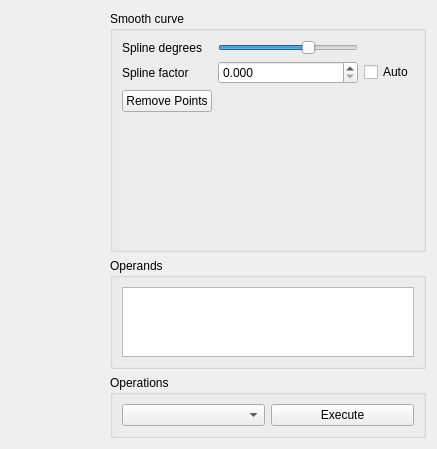
GuLinux/PySpectrum, file plots_math.ui: the form before one commit.
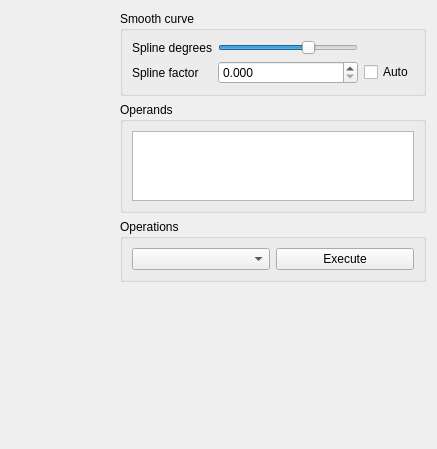
The form after the commit.

Commit message: remove points in action toolbar

Patch:
```diff
--- a/plots_math.ui
+++ b/plots_math.ui
@@ -83,19 +83,6 @@
         </property>
        </widget>
       </item>
-      <item row="3" column="1">
-       <spacer name="verticalSpacer">
-        <property name="orientation">
-         <enum>Qt::Vertical</enum>
-        </property>
-        <property name="sizeHint" stdset="0">
-         <size>
-          <width>20</width>
-          <height>334</height>
-         </size>
-        </property>
-       </spacer>
-      </item>
       <item row="0" column="0">
        <widget class="QLabel" name="label">
         <property name="text">
@@ -139,13 +126,6 @@
         </property>
        </widget>
       </item>
-      <item row="2" column="0">
-       <widget class="QPushButton" name="remove_points">
-        <property name="text">
-         <string>Remove Points</string>
-        </property>
-       </widget>
-      </item>
      </layout>
     </widget>
    </item>
@@ -175,7 +155,20 @@
      </layout>
     </widget>
    </item>
-   <item row="0" column="0" rowspan="3">
+   <item row="3" column="1">
+    <spacer name="verticalSpacer">
+     <property name="orientation">
+      <enum>Qt::Vertical</enum>
+     </property>
+     <property name="sizeHint" stdset="0">
+      <size>
+       <width>20</width>
+       <height>334</height>
+      </size>
+     </property>
+    </spacer>
+   </item>
+   <item row="0" column="0" rowspan="4">
     <widget class="QWidget" name="plot" native="true"/>
    </item>
   </layout>
```
The commit also changes 2 other files.
